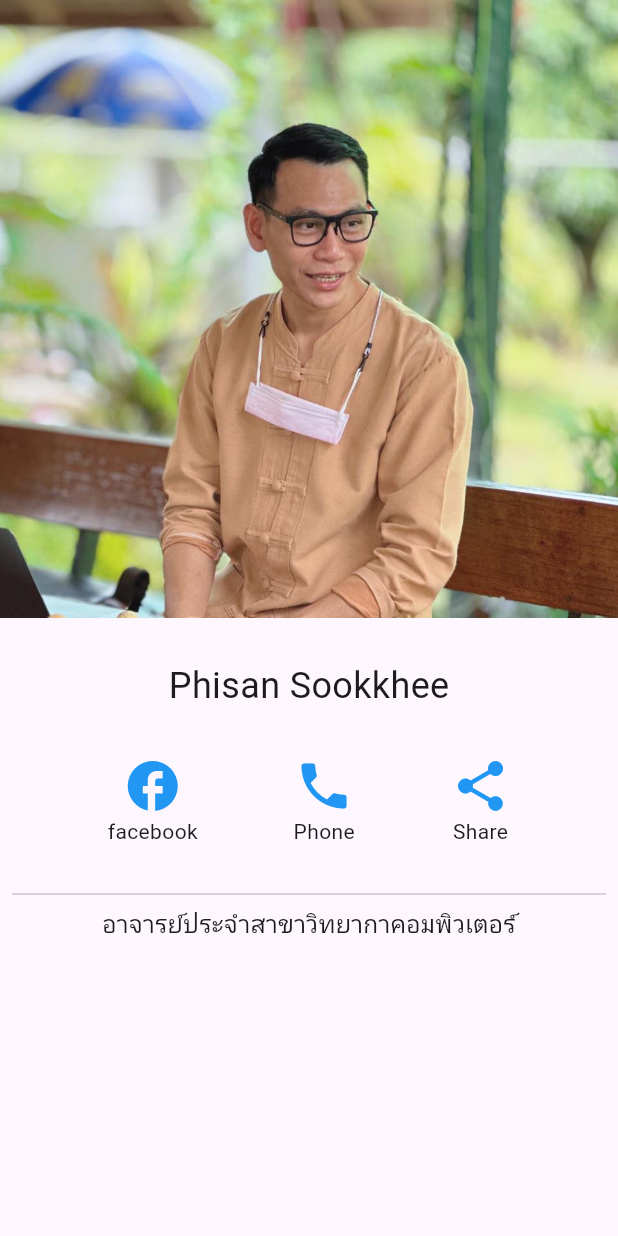
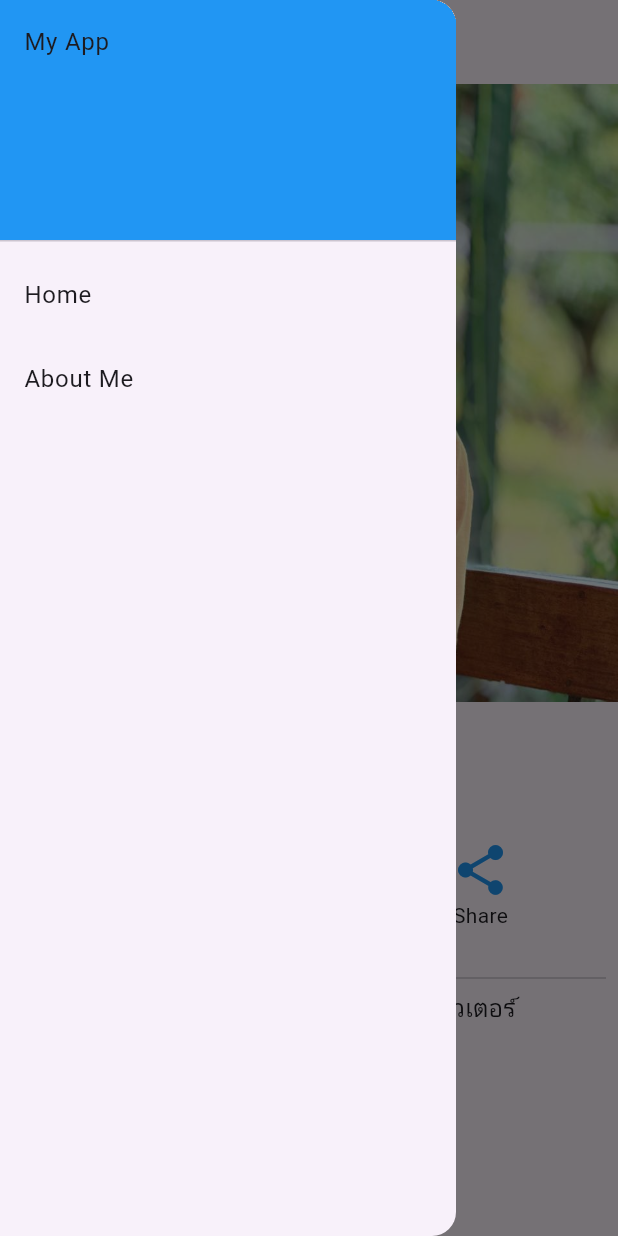
Before and after one commit to numvarn/flutter_profile_app, a Flutter app: the screen it shows after launch, with the side drawer open (before the commit the screen has no drawer), on a phone screen of 412 x 824 dp. Run offline on Flutter 3.47's test engine with Material 3 defaults, Android fonts, the phone set to English and light mode, and no system bars; our stand-ins replace get.

Commit message:
setup drawer

```diff
--- /dev/null
+++ b/lib/drawer.dart
@@ -0,0 +1,46 @@
+import 'package:flutter/material.dart';
+import 'package:get/route_manager.dart';
+import 'package:profile_app/about.dart';
+import 'package:profile_app/main.dart';
+
+class MyDrawer extends StatefulWidget {
+  const MyDrawer({super.key});
+
+  @override
+  State<MyDrawer> createState() => _MyDrawerState();
+}
+
+class _MyDrawerState extends State<MyDrawer> {
+  @override
+  Widget build(BuildContext context) {
+    return Drawer(
+      // Add a ListView to the drawer. This ensures the user can scroll
+      // through the options in the drawer if there isn't enough vertical
+      // space to fit everything.
+      child: ListView(
+        // Important: Remove any padding from the ListView.
+        padding: EdgeInsets.zero,
+        children: [
+          const DrawerHeader(
+            decoration: BoxDecoration(
+              color: Colors.blue,
+            ),
+            child: Text('My App'),
+          ),
+          ListTile(
+            title: const Text('Home'),
+            onTap: () {
+              Get.to(const MyHomePage(title: "My App"));
+            },
+          ),
+          ListTile(
+            title: const Text('About Me'),
+            onTap: () {
+              Get.to(const AboutPage());
+            },
+          ),
+        ],
+      ),
+    );
+  }
+}
--- a/lib/main.dart
+++ b/lib/main.dart
@@ -1,4 +1,7 @@
 import 'package:flutter/material.dart';
+import 'package:get/get.dart';
+import 'package:profile_app/about.dart';
+import 'package:profile_app/drawer.dart';
 
 void main() {
   runApp(const MyApp());
@@ -9,7 +12,7 @@ class MyApp extends StatelessWidget {
 
   @override
   Widget build(BuildContext context) {
-    return MaterialApp(
+    return GetMaterialApp(
       title: 'Flutter Demo',
       theme: ThemeData(
         colorScheme: ColorScheme.fromSeed(seedColor: Colors.deepPurple),
@@ -33,6 +36,10 @@ class _MyHomePageState extends State<MyHomePage> {
   @override
   Widget build(BuildContext context) {
     return Scaffold(
+      appBar: AppBar(
+        title: const Text("Me"),
+      ),
+      drawer: const MyDrawer(),
       body: Column(
         mainAxisAlignment: MainAxisAlignment.start,
         children: <Widget>[
@@ -40,11 +47,11 @@ class _MyHomePageState extends State<MyHomePage> {
           const SizedBox(
             height: 20,
           ),
-          const Padding(
-            padding: EdgeInsets.all(8.0),
+          Padding(
+            padding: const EdgeInsets.all(8.0),
             child: Column(
               children: [
-                Row(
+                const Row(
                   mainAxisAlignment: MainAxisAlignment.center,
                   children: [
                     Text(
@@ -53,10 +60,10 @@ class _MyHomePageState extends State<MyHomePage> {
                     ),
                   ],
                 ),
-                SizedBox(
+                const SizedBox(
                   height: 30,
                 ),
-                Row(
+                const Row(
                   mainAxisAlignment: MainAxisAlignment.spaceEvenly,
                   children: [
                     Column(
@@ -91,17 +98,26 @@ class _MyHomePageState extends State<MyHomePage> {
                     ),
                   ],
                 ),
-                SizedBox(
+                const SizedBox(
                   height: 24,
                 ),
-                Divider(),
+                const Divider(),
                 Column(
                   mainAxisAlignment: MainAxisAlignment.start,
                   children: [
-                    Text(
+                    const Text(
                       "อาจารย์ประจำสาขาวิทยากาคอมพิวเตอร์",
                       style: TextStyle(fontSize: 16),
                     ),
+                    const SizedBox(
+                      height: 24,
+                    ),
+                    ElevatedButton(
+                      onPressed: () {
+                        Get.to(const AboutPage());
+                      },
+                      child: const Text('About Me'),
+                    )
                   ],
                 )
               ],
--- a/pubspec.yaml
+++ b/pubspec.yaml
@@ -34,6 +34,7 @@ dependencies:
   # The following adds the Cupertino Icons font to your application.
   # Use with the CupertinoIcons class for iOS style icons.
   cupertino_icons: ^1.0.6
+  get: ^4.6.6
 
 dev_dependencies:
   flutter_test:
```
Also changed, not shown: lib/about.dart (added, +43 -0 lines), pubspec.lock.
